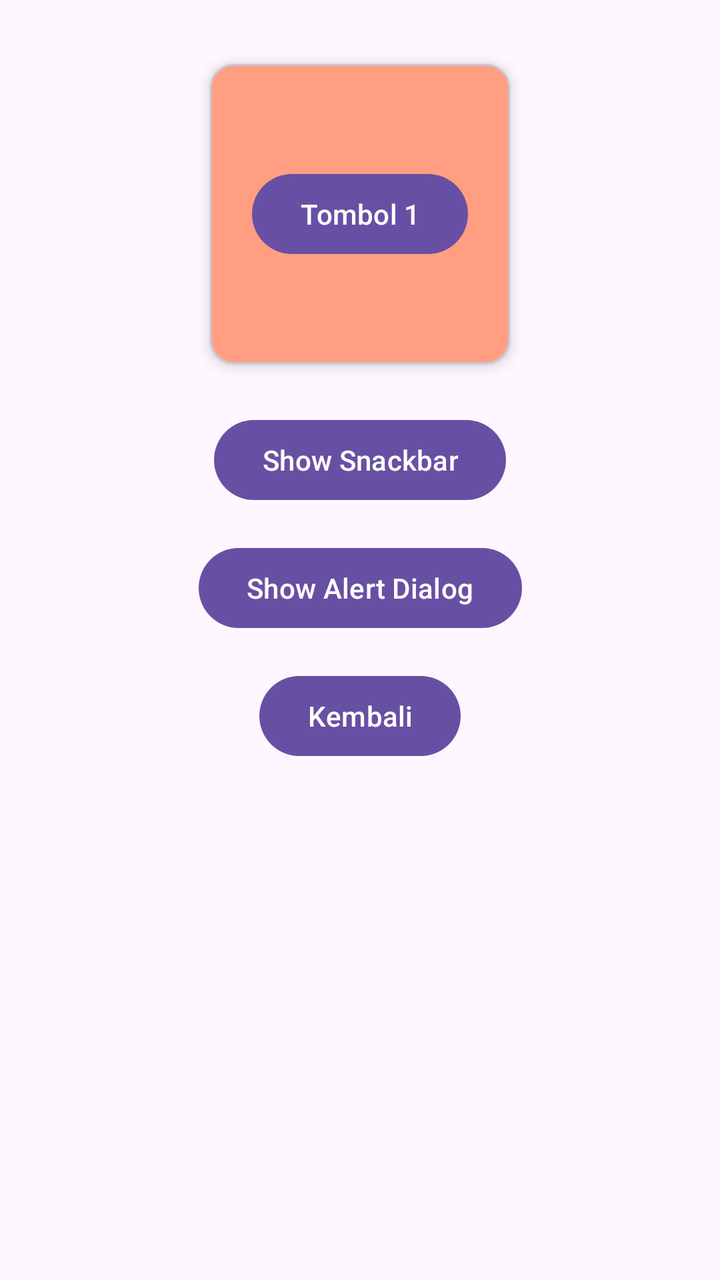
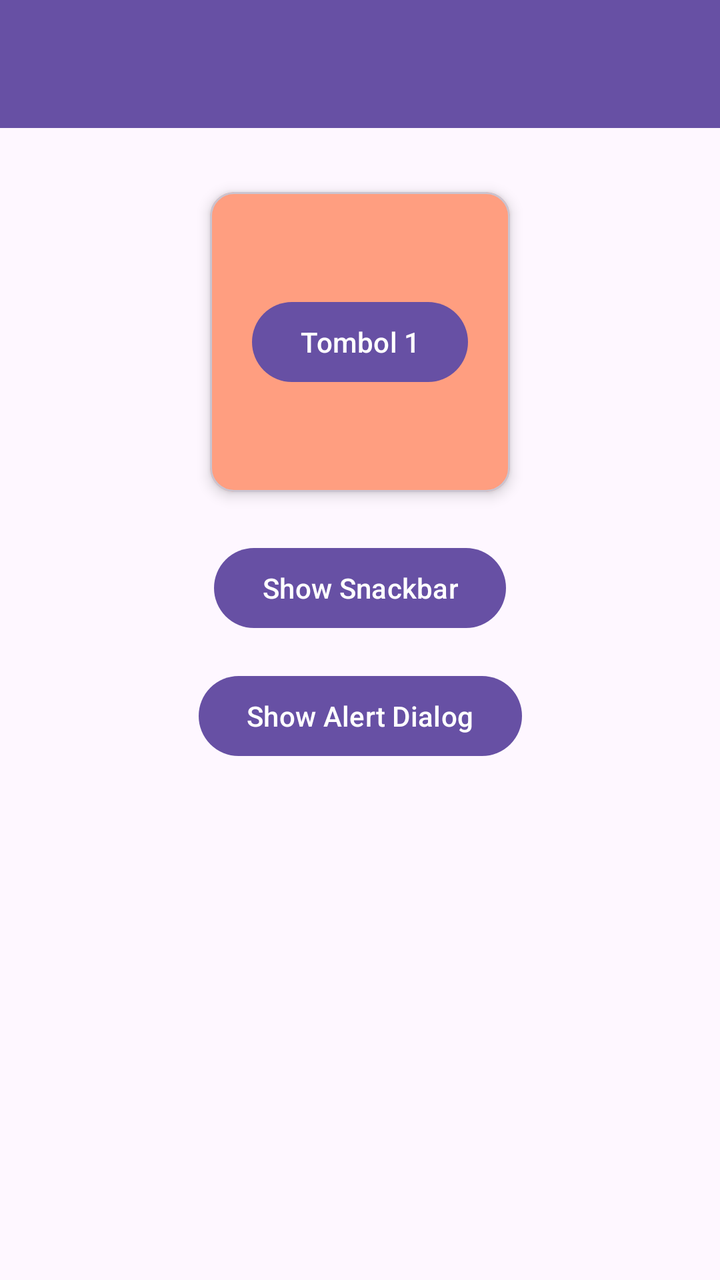

Before-and-after screenshots of an Android layout around one commit, followed by the original layout XML and the change that was made.
<!-- AndroidManifest.xml: application theme Theme.Uranus_Rangga -->
<!-- res/layout/activity_fourth.xml -->
<?xml version="1.0" encoding="utf-8"?>
<androidx.constraintlayout.widget.ConstraintLayout xmlns:android="http://schemas.android.com/apk/res/android"
    xmlns:app="http://schemas.android.com/apk/res-auto"
    xmlns:tools="http://schemas.android.com/tools"
    android:id="@+id/main"
    android:layout_width="match_parent"
    android:layout_height="match_parent"
    tools:context=".pertemuan_4.FourthActivity">

    <com.google.android.material.card.MaterialCardView
        android:id="@+id/cardView"
        android:layout_width="150dp"
        android:layout_height="150dp"
        android:layout_marginTop="32dp"
        android:backgroundTint="#FF9E80"
        app:cardElevation="4dp"
        app:layout_constraintEnd_toEndOf="parent"
        app:layout_constraintHorizontal_bias="0.5"
        app:layout_constraintStart_toStartOf="parent"
        app:layout_constraintTop_toTopOf="parent">

        <androidx.constraintlayout.widget.ConstraintLayout
            android:layout_width="match_parent"
            android:layout_height="match_parent"
            android:layout_margin="15dp">

            <Button
                android:id="@+id/btn1"
                android:layout_width="wrap_content"
                android:layout_height="wrap_content"
                android:layout_marginTop="36dp"
                android:text="Tombol 1"
                app:layout_constraintEnd_toEndOf="parent"
                app:layout_constraintStart_toStartOf="parent"
                app:layout_constraintTop_toTopOf="parent" />

        </androidx.constraintlayout.widget.ConstraintLayout>

    </com.google.android.material.card.MaterialCardView>

    <Button
        android:id="@+id/btnShowSnackbar"
        android:layout_width="wrap_content"
        android:layout_height="wrap_content"
        android:layout_marginTop="24dp"
        android:text="Show Snackbar"
        app:layout_constraintEnd_toEndOf="parent"
        app:layout_constraintStart_toStartOf="parent"
        app:layout_constraintTop_toBottomOf="@+id/cardView" />

    <Button
        android:id="@+id/btnShowAlertDialog"
        android:layout_width="wrap_content"
        android:layout_height="wrap_content"
        android:layout_marginTop="16dp"
        android:text="Show Alert Dialog"
        app:layout_constraintEnd_toEndOf="parent"
        app:layout_constraintStart_toStartOf="parent"
        app:layout_constraintTop_toBottomOf="@+id/btnShowSnackbar" />

    <Button
        android:id="@+id/btnKembali"
        android:layout_width="wrap_content"
        android:layout_height="wrap_content"
        android:layout_marginTop="16dp"
        android:text="Kembali"
        app:layout_constraintEnd_toEndOf="parent"
        app:layout_constraintStart_toStartOf="parent"
        app:layout_constraintTop_toBottomOf="@+id/btnShowAlertDialog" />

</androidx.constraintlayout.widget.ConstraintLayout>
<!-- resources referenced by this layout -->
<resources>
  <style name="Theme.Uranus_Rangga" parent="Base.Theme.Uranus_Rangga" />
  <style name="Base.Theme.Uranus_Rangga" parent="Theme.Material3.DayNight.NoActionBar">
          
          
      </style>
</resources>

<!-- the commit's change to res/layout/activity_fourth.xml (unified diff, before → after) -->
@@ -6,6 +6,17 @@
     android:layout_width="match_parent"
     android:layout_height="match_parent"
     tools:context=".pertemuan_4.FourthActivity">
+
+    <androidx.appcompat.widget.Toolbar
+        android:id="@+id/toolbar"
+        android:layout_width="match_parent"
+        android:layout_height="?attr/actionBarSize"
+        android:background="?attr/colorPrimary"
+        app:titleTextColor="@android:color/white"
+        app:subtitleTextColor="@android:color/white"
+        app:layout_constraintTop_toTopOf="parent"
+        app:layout_constraintStart_toStartOf="parent"
+        app:layout_constraintEnd_toEndOf="parent" />
 
     <com.google.android.material.card.MaterialCardView
         android:id="@+id/cardView"
@@ -17,7 +28,7 @@
         app:layout_constraintEnd_toEndOf="parent"
         app:layout_constraintHorizontal_bias="0.5"
         app:layout_constraintStart_toStartOf="parent"
-        app:layout_constraintTop_toTopOf="parent">
+        app:layout_constraintTop_toBottomOf="@+id/toolbar">
 
         <androidx.constraintlayout.widget.ConstraintLayout
             android:layout_width="match_parent"
@@ -58,14 +69,4 @@
         app:layout_constraintStart_toStartOf="parent"
         app:layout_constraintTop_toBottomOf="@+id/btnShowSnackbar" />
 
-    <Button
-        android:id="@+id/btnKembali"
-        android:layout_width="wrap_content"
-        android:layout_height="wrap_content"
-        android:layout_marginTop="16dp"
-        android:text="Kembali"
-        app:layout_constraintEnd_toEndOf="parent"
-        app:layout_constraintStart_toStartOf="parent"
-        app:layout_constraintTop_toBottomOf="@+id/btnShowAlertDialog" />
-
 </androidx.constraintlayout.widget.ConstraintLayout>
